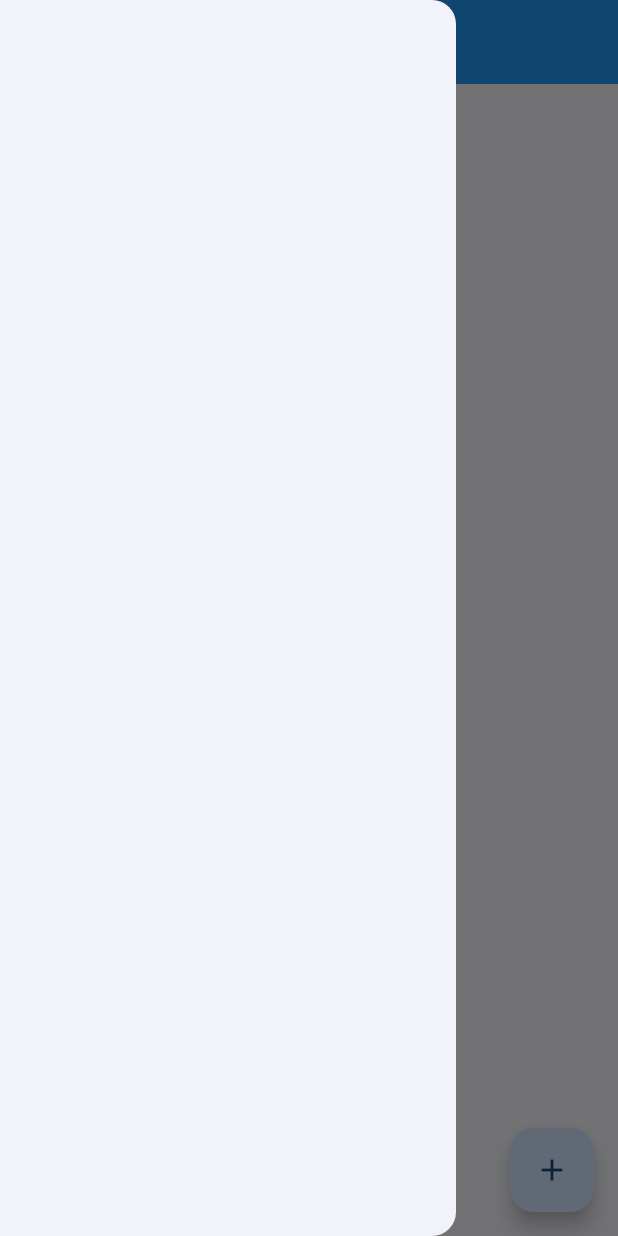
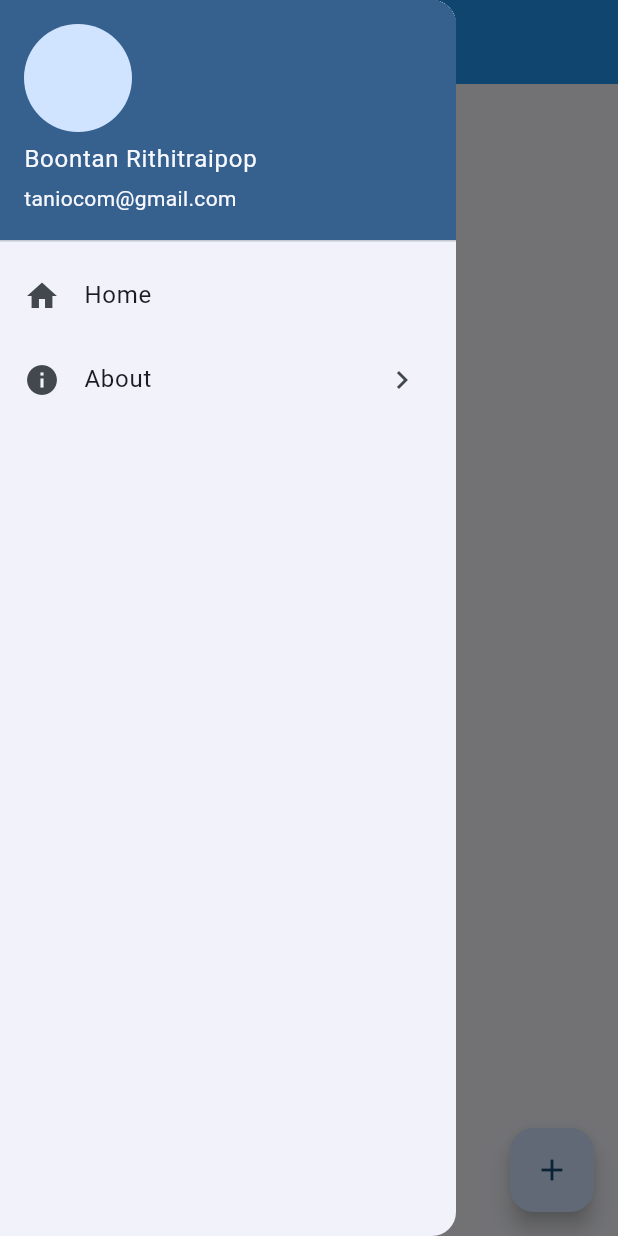
Before and after one commit to taniocom/cmru_app, a Flutter app: the screen it shows after launch, with the side drawer open, on a phone screen of 412 x 824 dp. Run offline on Flutter 3.47's test engine with Material 3 defaults, Android fonts, the phone set to English and light mode, and no system bars.

Commit message:
create my drawer

```diff
--- a/lib/main.dart
+++ b/lib/main.dart
@@ -1,3 +1,4 @@
+import 'package:cmru_app/screen/about_screen.dart';
 import 'package:cmru_app/screen/home_screen.dart';
 import 'package:flutter/material.dart';
 
--- a/lib/screen/home_screen.dart
+++ b/lib/screen/home_screen.dart
@@ -1,3 +1,4 @@
+import 'package:cmru_app/widget/my_drawer.dart';
 import 'package:flutter/material.dart';
 
 class HomeScreen extends StatefulWidget {
@@ -10,6 +11,7 @@ class HomeScreen extends StatefulWidget {
 
 class _HomeScreenState extends State<HomeScreen> {
   String name = 'Boontan Rithitraipop';
+  String accountEmail = 'taniocom@gmail.com';
 
   void changeName() {
     setState(() {
@@ -17,13 +19,10 @@ class _HomeScreenState extends State<HomeScreen> {
     });
   }
 
-
-
   @override
   Widget build(BuildContext context) {
     return Scaffold(
-      drawer: const Drawer(
-      ),
+      drawer: MyDrawer(),
       appBar: AppBar(
         title: const Text('CMRU APP'),
         backgroundColor: Colors.blue,
@@ -36,17 +35,8 @@ class _HomeScreenState extends State<HomeScreen> {
           changeName();
         },
         tooltip: 'Increment',
-        child: const Icon(Icons.add),
+        child:  Icon(Icons.add),
       ),
     );
   }
 }
-
-class AboutScreen extends StatelessWidget {
-  const AboutScreen({super.key});
-
-  @override
-  Widget build(BuildContext context) {
-    return const Placeholder();
-  }
-}
--- /dev/null
+++ b/lib/widget/my_drawer.dart
@@ -0,0 +1,47 @@
+import 'package:flutter/material.dart';
+
+class MyDrawer extends StatefulWidget {
+  const MyDrawer({super.key});
+
+  @override
+  State<MyDrawer> createState() => _MyDrawerState();
+}
+
+class _MyDrawerState extends State<MyDrawer> {
+  String name = 'Boontan Rithitraipop';
+  String accountEmail = 'taniocom@gmail.com';
+  @override
+  Widget build(BuildContext context) {
+    return Drawer(
+        child: Column(
+          children: [
+            UserAccountsDrawerHeader(
+              accountName: Text(name),
+              accountEmail: Text(accountEmail),
+              currentAccountPicture: CircleAvatar(),
+            ),
+            ListView(
+              shrinkWrap: true,
+              children: [
+                ListTile(
+                  leading:  Icon(Icons.home),
+                  title:  Text("Home"),
+                  onTap: () {
+                    Navigator.pushNamed(context, '/home');
+                  },
+                ),
+                ListTile(
+                  leading:  Icon(Icons.info),
+                  title:  Text("About"),
+                  onTap: () {
+                    Navigator.pushNamed(context, '/about');
+                  },
+                  trailing: Icon(Icons.chevron_right),
+                ),
+              ],
+            )
+          ],
+        ),
+      );
+  }
+}
```
Also changed, not shown: lib/screen/about_screen.dart (added, +25 -0 lines).
